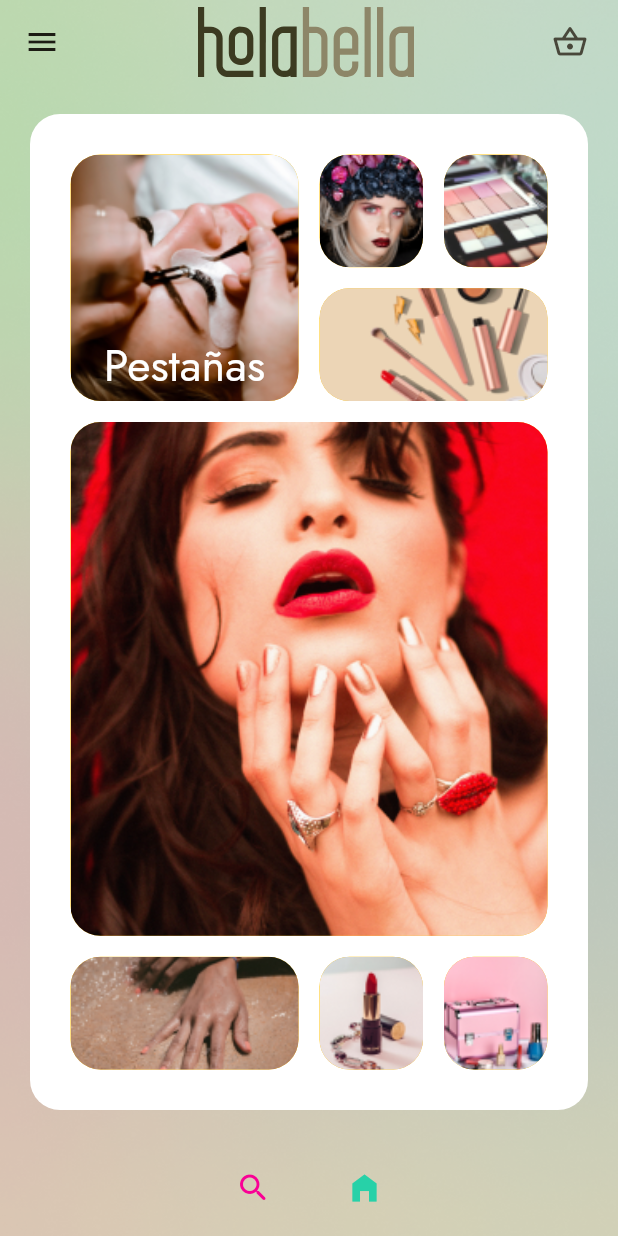
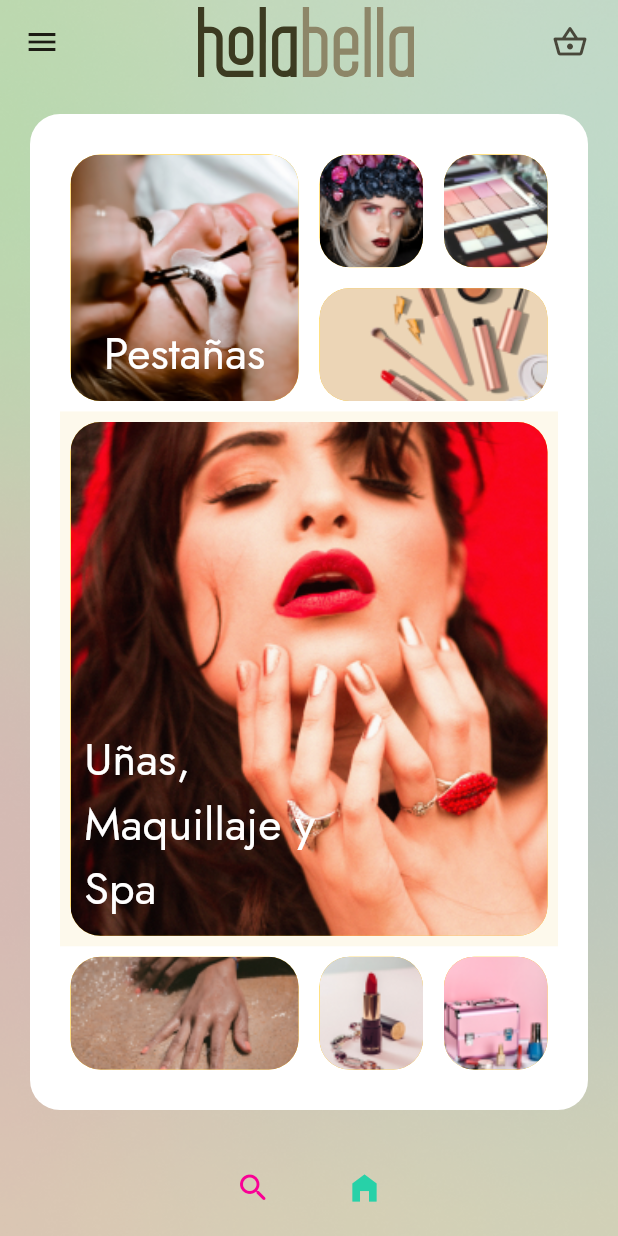
Before and after one commit to Ri-Shard/holabella, a Flutter app: the HomeScreen screen opened by its route, on a phone screen of 412 x 824 dp. Run offline on Flutter 3.47's test engine with Material 3 defaults, Android fonts, the phone set to English and light mode, and no system bars; our stand-ins replace cloud_firestore, firebase_auth, firebase_core, flutter_svg, get, google_sign_in and 3 more; accounts and stored records are empty; network calls fail.

Commit message:
create select service screen

```diff
--- a/lib/main.dart
+++ b/lib/main.dart
@@ -10,6 +10,7 @@ import 'package:holabella/ui/routes.dart';
 import 'package:holabella/ui/splash/splash_screen.dart';
 import 'package:firebase_auth/firebase_auth.dart';
 import 'firebase_options.dart';
+import 'package:sizer/sizer.dart';
 
 Future<void> main() async {
   WidgetsFlutterBinding.ensureInitialized();
@@ -26,6 +27,7 @@ class MyApp extends StatelessWidget {
   Widget build(BuildContext context) {
     Get.put(AuthController());
 
+    return Sizer(builder: (context, orientation, deviceType) {
       return GetMaterialApp(
         debugShowCheckedModeBanner: false,
         title: 'Flutter Demo',
@@ -36,5 +38,6 @@ class MyApp extends StatelessWidget {
         ),
         initialRoute: '/splash',
       );
+    });
   }
 }
--- a/lib/ui/auth/login_screen.dart
+++ b/lib/ui/auth/login_screen.dart
@@ -148,9 +148,7 @@ class LoginScreen extends StatelessWidget {
                           mainAxisAlignment: MainAxisAlignment.center,
                           children: [
                             Buttons(
-                              ontap: () {
-                                print('ASDDDDDDDDDDDDD');
-                              },
+                              ontap: () {},
                               borderradius: 20,
                               content: Padding(
                                 padding:
@@ -164,7 +162,6 @@ class LoginScreen extends StatelessWidget {
                             ),
                             Buttons(
                               ontap: () {
-                                print('ASDDDDDDDDDDDDD');
                                 showDialog(
                                     context: context,
                                     builder: (__) {
--- a/lib/ui/home/home.screen.dart
+++ b/lib/ui/home/home.screen.dart
@@ -1,5 +1,6 @@
 import 'package:flutter/material.dart';
 import 'package:flutter_svg/flutter_svg.dart';
+import 'package:get/get.dart';
 import 'package:holabella/ui/resources/my_theme.dart';
 
 class HomeScreen extends StatefulWidget {
@@ -77,7 +78,7 @@ class _HomeScreenState extends State<HomeScreen> {
                                           fontWeight: FontWeight.w400),
                                     ),
                                     const SizedBox(
-                                      height: 22,
+                                      height: 10,
                                     )
                                   ],
                                 ),
@@ -145,6 +146,13 @@ class _HomeScreenState extends State<HomeScreen> {
                       ),
                       Flexible(
                         flex: 4,
+                        child: Hero(
+                          tag: 'selectservice',
+                          child: Material(
+                            child: InkWell(
+                              onTap: () {
+                                Get.toNamed('/selectservice');
+                              },
                               child: Container(
                                 margin: const EdgeInsets.all(7),
                                 width: double.maxFinite,
@@ -156,6 +164,25 @@ class _HomeScreenState extends State<HomeScreen> {
                                         fit: BoxFit.cover),
                                     color: Colors.amber,
                                     borderRadius: BorderRadius.circular(20)),
+                                child: Column(
+                                  mainAxisAlignment: MainAxisAlignment.end,
+                                  crossAxisAlignment: CrossAxisAlignment.start,
+                                  children: [
+                                    Text(
+                                      ' Uñas,\n Maquillaje y\n Spa',
+                                      maxLines: 3,
+                                      style: MyTheme.basicTextStyle(
+                                          size: 30,
+                                          fontWeight: FontWeight.w400),
+                                    ),
+                                    const SizedBox(
+                                      height: 10,
+                                    )
+                                  ],
+                                ),
+                              ),
+                            ),
+                          ),
                         ),
                       ),
                       Flexible(
--- a/lib/ui/resources/my_theme.dart
+++ b/lib/ui/resources/my_theme.dart
@@ -13,7 +13,6 @@ class MyTheme {
       fontSize: size ?? 20,
       fontFamily: 'Jost',
       fontWeight: fontWeight ?? FontWeight.w600,
-      height: 0.05,
       letterSpacing: 0.10,
     );
   }
--- a/lib/ui/routes.dart
+++ b/lib/ui/routes.dart
@@ -3,6 +3,7 @@ import 'package:holabella/ui/auth/login_base_screen.dart';
 import 'package:holabella/ui/auth/login_screen.dart';
 import 'package:holabella/ui/auth/register_screen.dart';
 import 'package:holabella/ui/home/home.screen.dart';
+import 'package:holabella/ui/service_screens/select_service_screen.dart';
 import 'package:holabella/ui/splash/splash_screen.dart';
 
 appRoutes() => [
@@ -41,6 +42,13 @@ appRoutes() => [
         transition: Transition.downToUp,
         transitionDuration: const Duration(milliseconds: 200),
       ),
+      GetPage(
+        name: '/selectservice',
+        page: () => const SelectServiceScreen(),
+        middlewares: [MyMiddelware()],
+        transition: Transition.downToUp,
+        transitionDuration: const Duration(milliseconds: 200),
+      ),
     ];
 
 class MyMiddelware extends GetMiddleware {
--- a/pubspec.yaml
+++ b/pubspec.yaml
@@ -43,6 +43,7 @@ dependencies:
   cloud_firestore: ^4.13.1
   google_sign_in: ^6.1.6
   loading_animation_widget: ^1.2.0+4
+  searchfield: ^0.9.0
 dev_dependencies:
   flutter_test:
     sdk: flutter
```
Also changed, not shown: lib/ui/resources/custom_select.dart (added, +39 -0 lines), lib/ui/service_screens/select_service_screen.dart (added, +163 -0 lines), assets/images/BlurSelectService.png (added), assets/images/circlebackground.png (added), assets/images/paletaredonda.png (added), assets/svg/Arrow.svg (added), pubspec.lock. Lines whose indentation alone changed are shown as unchanged.
